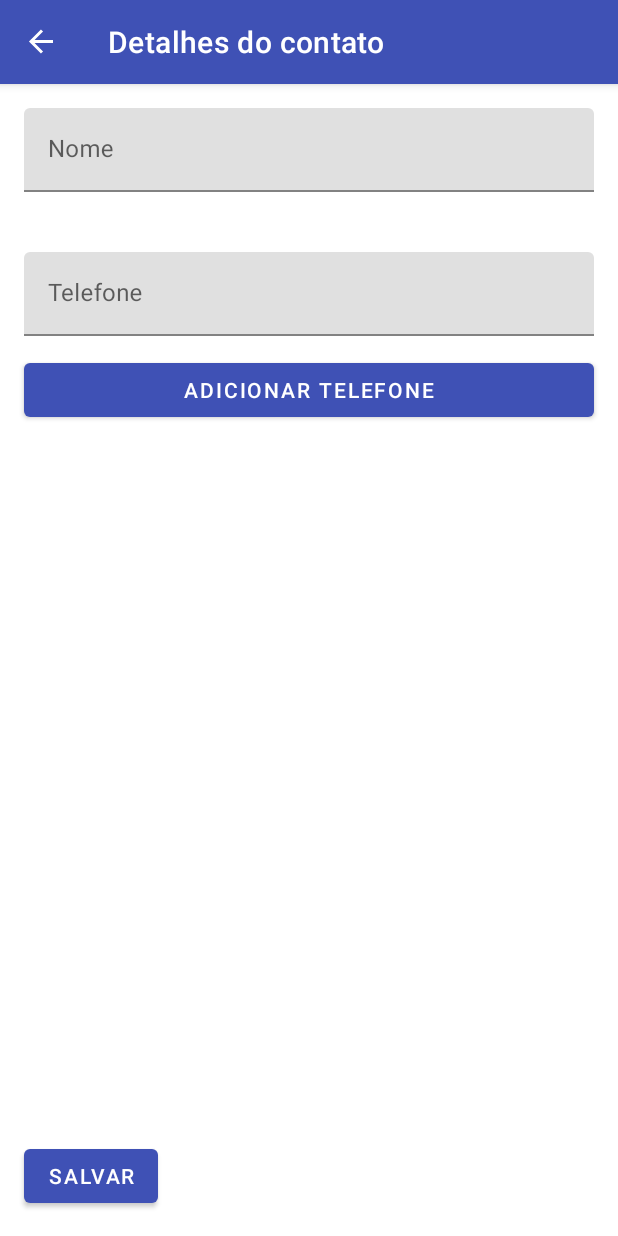
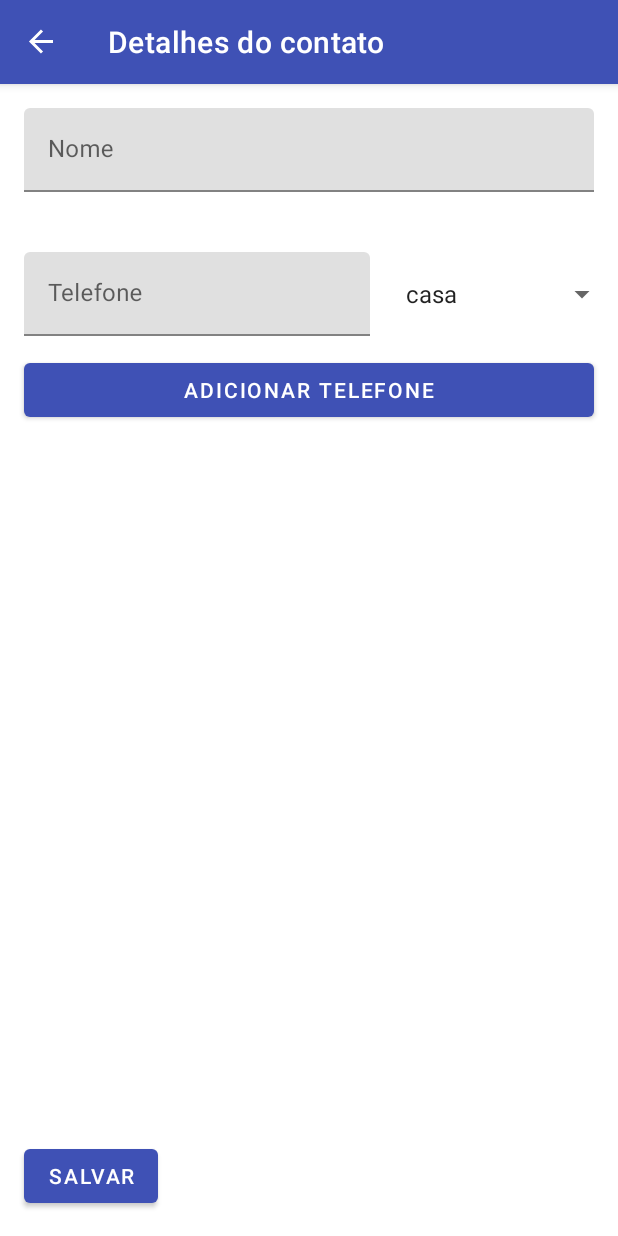
Before and after one commit to JosueBras/agenda, an Android app: the screen it shows after launch (ContactListActivity), after a tap on an icon or button, on a phone screen of 412 x 824 dp. Run offline under Robolectric (Android 15) with nearby library versions, the phone set to English and light mode, and no system bars; our stand-ins replace Room's generated code, navigation-ui.

Commit message:
Add phone type

```diff
--- a/app/src/main/java/br/univali/contacts/ContactDetailViewModel.kt
+++ b/app/src/main/java/br/univali/contacts/ContactDetailViewModel.kt
@@ -10,9 +10,9 @@ class ContactDetailViewModel : ViewModel() {
     var id = 0
     var name: String = ""
     private val repository = ContactRepository()
-    private val phones = mutableListOf<String>()
+    private val phones = mutableListOf<PhoneDTO>()
 
-    fun addPhone(phone: String) {
+    fun addPhone(phone: PhoneDTO) {
         phones.add(phone)
     }
 
--- a/app/src/main/java/br/univali/contacts/ContactRepository.kt
+++ b/app/src/main/java/br/univali/contacts/ContactRepository.kt
@@ -7,16 +7,16 @@ class ContactRepository {
         return ContactDatabase.getInstance(context).contactDao().findAll()
     }
 
-    fun create(context: Context, name: String, phones: List<String>) {
+    fun create(context: Context, name: String, phones: List<PhoneDTO>) {
         val contact = Contact(name)
         ContactDatabase.getInstance(context).contactDao().add(contact)
         phones.forEach { phone ->
-            val number = PhoneNumber(contact, phone)
+            val number = PhoneNumber(contact, phone.number, phone.type)
             ContactDatabase.getInstance(context).contactDao().addPhoneNumber(number)
         }
     }
 
-    fun update(context: Context, id: Int, name: String, phones: List<String>) {}
+    fun update(context: Context, id: Int, name: String, phones: List<PhoneDTO>) {}
 
     fun deleteById(context: Context, id: Int) {}
 }
--- a/app/src/main/java/br/univali/contacts/PhoneEditText.kt
+++ b/app/src/main/java/br/univali/contacts/PhoneEditText.kt
@@ -2,13 +2,15 @@ package br.univali.contacts
 
 import android.content.Context
 import android.util.AttributeSet
+import android.view.View
 import android.view.inputmethod.EditorInfo
-import android.widget.EditText
-import android.widget.FrameLayout
+import android.widget.*
 
 class PhoneEditText(context: Context, attrs: AttributeSet? = null) : FrameLayout(context, attrs) {
     val editText get() = findViewById<EditText>(R.id.edit_text)!!
+    private val spinner get() = findViewById<Spinner>(R.id.phone_type)
     lateinit var viewModel: ContactDetailViewModel
+    private lateinit var phoneType: PhoneType
 
     constructor(viewModel: ContactDetailViewModel, context: Context) : this(context) {
         this.viewModel = viewModel
@@ -18,8 +20,32 @@ class PhoneEditText(context: Context, attrs: AttributeSet? = null) : FrameLayout
         inflate(context, R.layout.edit_text_phone, this)
         editText.imeOptions = EditorInfo.IME_ACTION_DONE
         editText.setOnEditorActionListener { textView, actionId, event ->
-            viewModel.addPhone(textView.text.toString())
+            viewModel.addPhone(
+                PhoneDTO(
+                    number = textView.text.toString(),
+                    type = phoneType,
+                ),
+            )
             return@setOnEditorActionListener false
         }
+        setPhoneTypeSpinner()
+    }
+
+    private fun setPhoneTypeSpinner() {
+        val adapter = ArrayAdapter.createFromResource(context, R.array.phone_type, android.R.layout.simple_spinner_item)
+        adapter.setDropDownViewResource(android.R.layout.simple_spinner_dropdown_item)
+        spinner.adapter = adapter
+        spinner.onItemSelectedListener = object : AdapterView.OnItemSelectedListener {
+            override fun onItemSelected(parent: AdapterView<*>, view: View?, pos: Int, id: Long) {
+                phoneType = PhoneType.values()[pos]
+            }
+
+            override fun onNothingSelected(parent: AdapterView<*>) {}
+        }
+    }
+
+    fun setPhoneType(type: PhoneType) {
+        phoneType = type
+        spinner.setSelection(type.ordinal)
     }
 }
--- /dev/null
+++ b/app/src/main/java/br/univali/contacts/PhoneType.kt
@@ -0,0 +1,6 @@
+package br.univali.contacts
+
+enum class PhoneType {
+    HOME,
+    WORK,
+}
--- a/app/src/main/res/layout/edit_text_phone.xml
+++ b/app/src/main/res/layout/edit_text_phone.xml
@@ -1,10 +1,12 @@
 <?xml version="1.0" encoding="utf-8"?>
-<FrameLayout xmlns:android="http://schemas.android.com/apk/res/android"
-             android:layout_width="match_parent"
-             android:layout_height="wrap_content">
+<LinearLayout xmlns:android="http://schemas.android.com/apk/res/android"
+              android:layout_width="match_parent"
+              android:layout_height="wrap_content"
+              android:orientation="horizontal">
     <com.google.android.material.textfield.TextInputLayout
             android:layout_width="match_parent"
             android:layout_height="wrap_content"
+            android:layout_weight="1"
             android:layout_marginHorizontal="16dp"
             android:layout_marginVertical="12dp">
 
@@ -16,4 +18,11 @@
                 android:inputType="phone"
                 android:maxLength="14"/>
     </com.google.android.material.textfield.TextInputLayout>
-</FrameLayout>
+
+    <Spinner
+            android:id="@+id/phone_type"
+            android:layout_width="match_parent"
+            android:layout_height="match_parent"
+            android:layout_weight="1.75"
+    />
+</LinearLayout>
--- a/app/src/main/res/values/strings.xml
+++ b/app/src/main/res/values/strings.xml
@@ -7,4 +7,8 @@
     <string name="name">Nome</string>
     <string name="add_phone">adicionar telefone</string>
     <string name="delete_phone">Deletar</string>
+    <string-array name="phone_type">
+        <item>casa</item>
+        <item>trabalho</item>
+    </string-array>
 </resources>
```
Also changed, not shown: app/src/main/java/br/univali/contacts/ContactDetailsFragment.kt (+8 -5 lines), app/src/main/java/br/univali/contacts/PhoneDTO.kt (added, +9 -0 lines), app/src/main/java/br/univali/contacts/PhoneNumber.java (+13 -1 lines).
